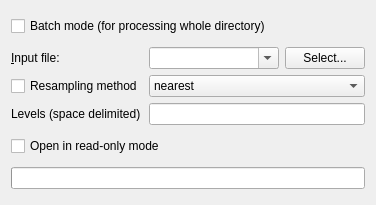
The window that qgis/python/plugins/GdalTools/tools/widgetOverview.ui (sourcepole/qgis) describes before a commit, drawn with Qt 5.
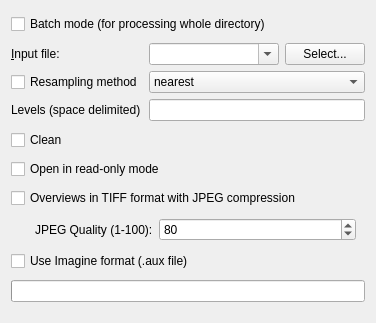
The same window after the commit.

Commit message: applied patch attached to #2932 to improve build overviews (gdaltools). Thanks to Duarte!

```diff
--- a/qgis/python/plugins/GdalTools/tools/widgetOverview.ui
+++ b/qgis/python/plugins/GdalTools/tools/widgetOverview.ui
@@ -7,11 +7,11 @@
     <x>0</x>
     <y>0</y>
     <width>376</width>
-    <height>205</height>
+    <height>323</height>
    </rect>
   </property>
   <property name="sizePolicy">
-   <sizepolicy hsizetype="Expanding" vsizetype="Preferred">
+   <sizepolicy hsizetype="Preferred" vsizetype="Preferred">
     <horstretch>0</horstretch>
     <verstretch>0</verstretch>
    </sizepolicy>
@@ -119,6 +119,16 @@
      </item>
     </layout>
    </item>
+   <item>
+    <widget class="QCheckBox" name="cleanCheck">
+     <property name="toolTip">
+      <string>Remove all overviews.</string>
+     </property>
+     <property name="text">
+      <string>Clean</string>
+     </property>
+    </widget>
+   </item>
    <item>
     <widget class="QCheckBox" name="roModeCheck">
      <property name="text">
@@ -126,6 +136,92 @@
      </property>
     </widget>
    </item>
+   <item>
+    <widget class="QCheckBox" name="tiffjpegCheck">
+     <property name="toolTip">
+      <string>Create external overviews in TIFF format, compressed using JPEG.</string>
+     </property>
+     <property name="text">
+      <string>Overviews in TIFF format with JPEG compression</string>
+     </property>
+    </widget>
+   </item>
+   <item>
+    <widget class="QFrame" name="jpegQualityContainer">
+     <property name="enabled">
+      <bool>true</bool>
+     </property>
+     <property name="sizePolicy">
+      <sizepolicy hsizetype="Preferred" vsizetype="Fixed">
+       <horstretch>0</horstretch>
+       <verstretch>0</verstretch>
+      </sizepolicy>
+     </property>
+     <property name="minimumSize">
+      <size>
+       <width>0</width>
+       <height>25</height>
+      </size>
+     </property>
+     <layout class="QHBoxLayout" name="horizontalLayout_2">
+      <property name="leftMargin">
+       <number>24</number>
+      </property>
+      <property name="topMargin">
+       <number>0</number>
+      </property>
+      <property name="bottomMargin">
+       <number>0</number>
+      </property>
+      <item>
+       <widget class="QLabel" name="jpegQualityLabel">
+        <property name="toolTip">
+         <string>For JPEG compressed external overviews, 
+the JPEG quality can be set.</string>
+        </property>
+        <property name="text">
+         <string>JPEG Quality (1-100):</string>
+        </property>
+       </widget>
+      </item>
+      <item>
+       <widget class="QSpinBox" name="jpegQualitySpin">
+        <property name="enabled">
+         <bool>true</bool>
+        </property>
+        <property name="sizePolicy">
+         <sizepolicy hsizetype="Expanding" vsizetype="Fixed">
+          <horstretch>0</horstretch>
+          <verstretch>0</verstretch>
+         </sizepolicy>
+        </property>
+        <property name="toolTip">
+         <string>For JPEG compressed external overviews, 
+the JPEG quality can be set.</string>
+        </property>
+        <property name="maximum">
+         <number>100</number>
+        </property>
+        <property name="value">
+         <number>80</number>
+        </property>
+       </widget>
+      </item>
+     </layout>
+    </widget>
+   </item>
+   <item>
+    <widget class="QCheckBox" name="rrdCheck">
+     <property name="toolTip">
+      <string>Alternate overview format using Erdas Imagine format, 
+placing the overviews in an associated .aux file 
+suitable for direct use with Imagine,ArcGIS, GDAL.</string>
+     </property>
+     <property name="text">
+      <string>Use Imagine format (.aux file)</string>
+     </property>
+    </widget>
+   </item>
    <item>
     <widget class="QProgressBar" name="progressBar"/>
    </item>
```
Left out of the diff: 3 changed lines with no effect on the pictures. The commit also changes 2 other files.
